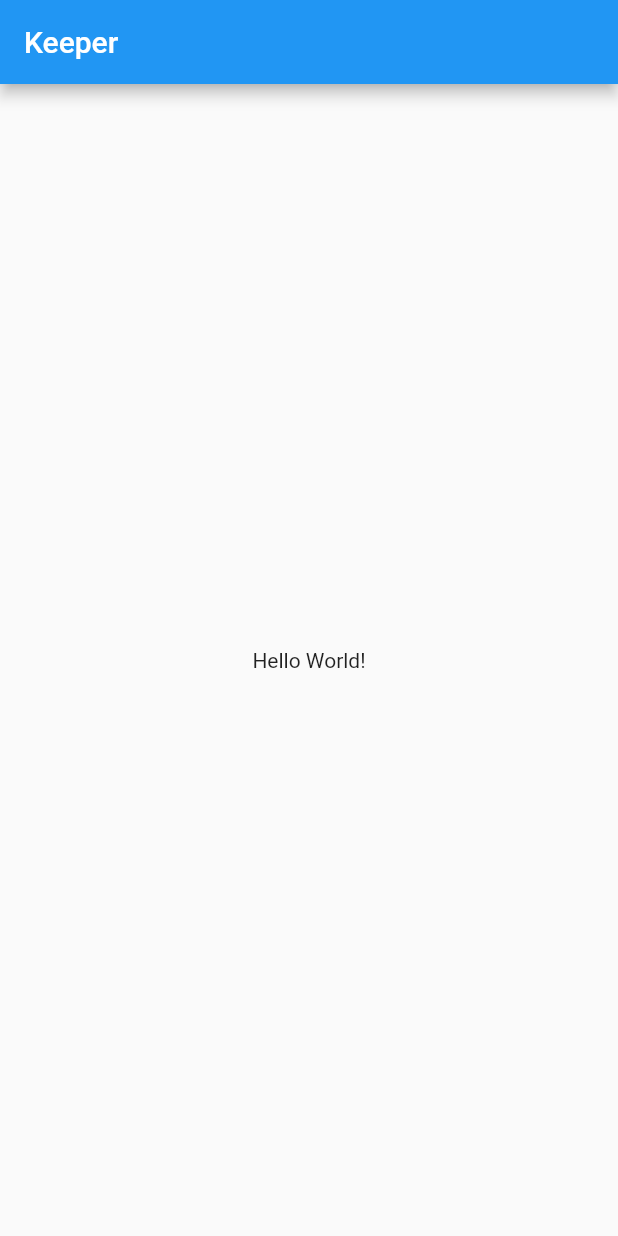
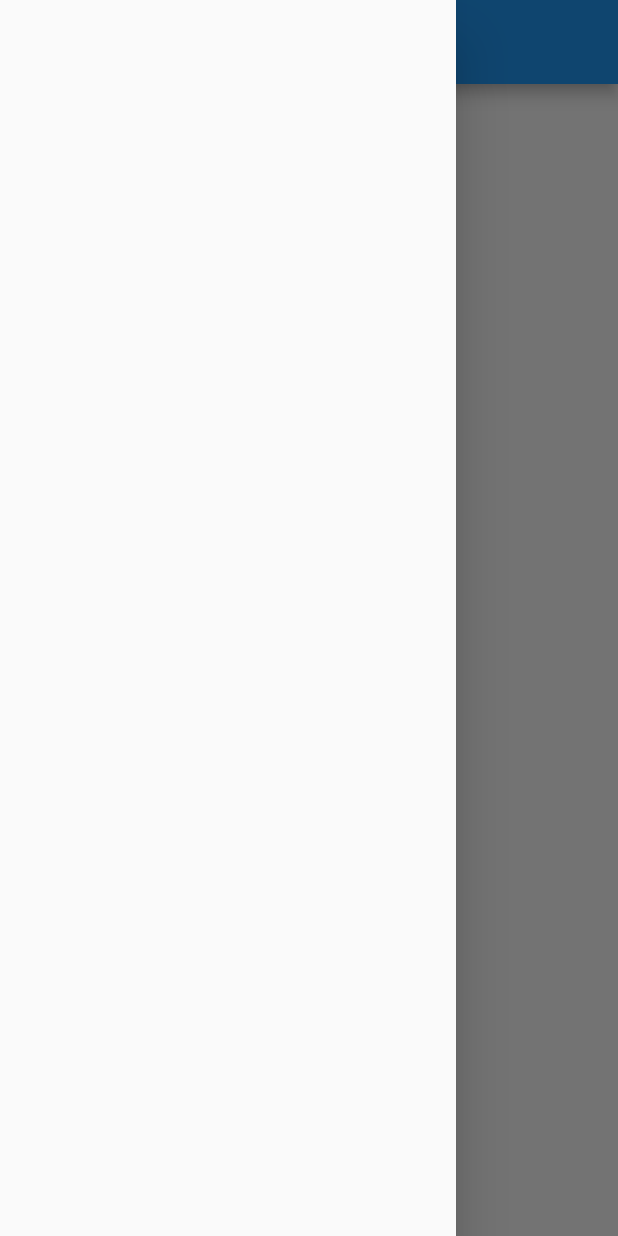
Before and after one commit to vemarav/keeper, a Flutter app: the screen it shows after launch, with the side drawer open (before the commit the screen has no drawer), on a phone screen of 412 x 824 dp. Run offline on Flutter 3.47's test engine with Material 2 defaults, Android fonts, the phone set to English and light mode, and no system bars.

```diff
--- a/lib/main.dart
+++ b/lib/main.dart
@@ -15,14 +15,18 @@ class Keeper extends StatelessWidget {
 
 
 class KeeperDrawer extends StatelessWidget {
-	// TODO (1) Initialize Drawer
-	// Drawer drawer = new Drawer();
-	// TODO (2) Pass it to Scaffold Constructor
-
+	// COMPLETE (1) Initialize Drawer
+	Drawer drawer = new Drawer();
+	// COMPLETE (2) Pass it to Scaffold Constructor
+	// open terminal and enter
+	// $ cd path_to_project
+	// $ flutter run
+	// wait it will install app on your mobile device or AVD.
+	// Now click on Hamburger icon
   @override
   Widget build(BuildContext context) {
     return new Scaffold(
-	    //drawer: drawer
+	    drawer: drawer,
 	    appBar: new AppBar(
 		    title: new Text('Keeper'),
 	    ),
```
